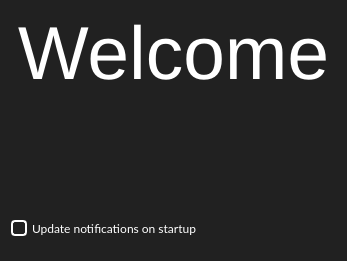
jurplel/qView, file src/qvwelcomedialog.ui: the form before one commit.
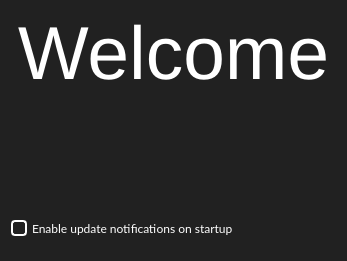
The form after the commit. Icons and pictures are not drawn.

The edit to the form file:
```diff
--- a/src/qvwelcomedialog.ui
+++ b/src/qvwelcomedialog.ui
@@ -469,7 +469,7 @@
 }</string>
      </property>
      <property name="text">
-      <string>Update notifications on startup</string>
+      <string>Enable update notifications on startup</string>
      </property>
     </widget>
    </item>
```
